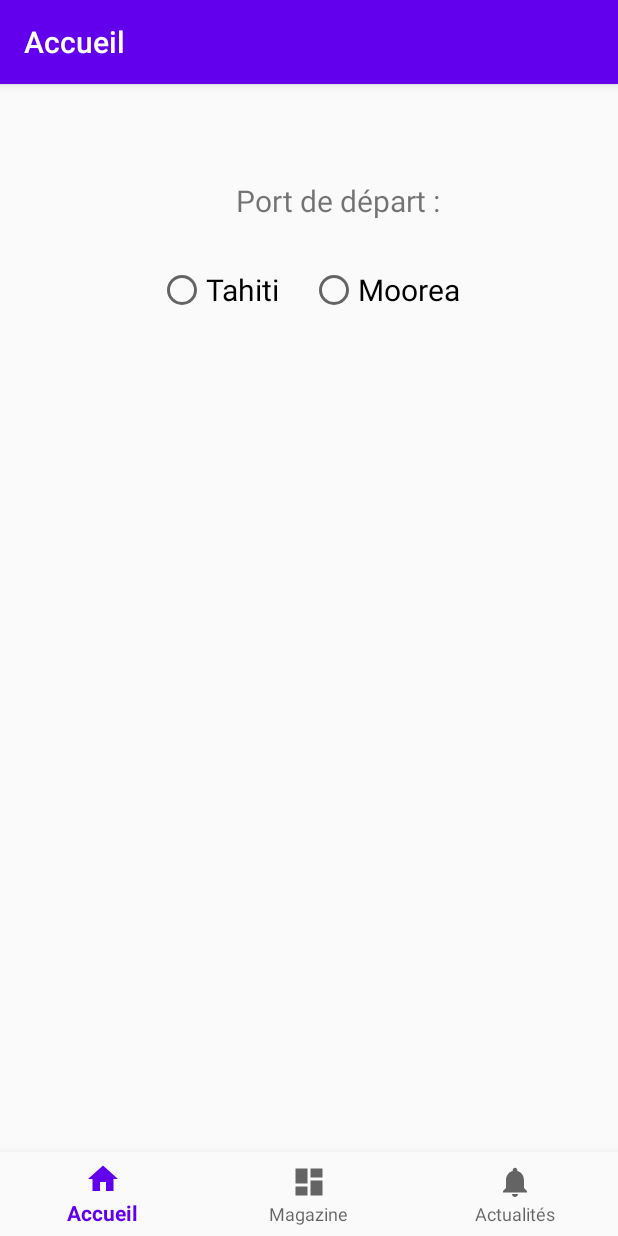
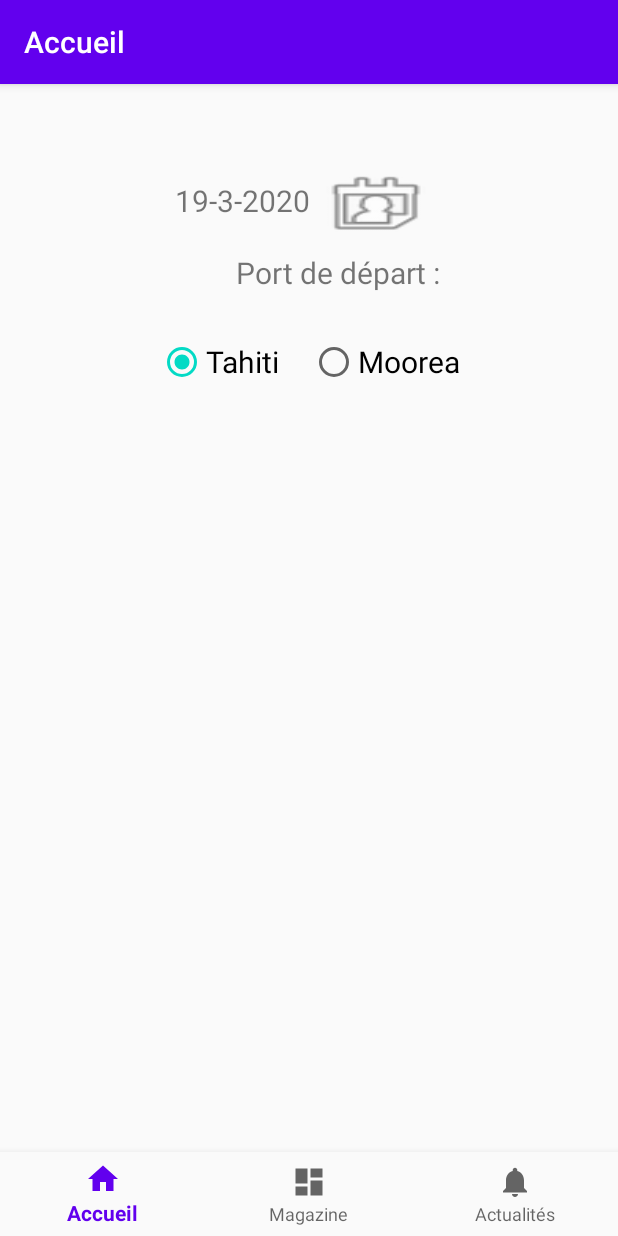
Before and after one commit to Teiki/Aremiti, an Android app: the screen it shows after launch (MainActivity), on a phone screen of 412 x 824 dp. Run offline under Robolectric (Android 15) with nearby library versions, the phone set to English and light mode, and no system bars; our stand-ins replace navigation-ui; libraries missing offline, so code that uses them is left out: com.loopj.android, cz.msebera.android; pictures from the network do not load; 9 statements that could not run were skipped.

Commit message:
Possibility to change date with DatePickerDialog

```diff
--- a/app/src/main/java/fr/teiki/aremiti/ui/home/HomeFragment.java
+++ b/app/src/main/java/fr/teiki/aremiti/ui/home/HomeFragment.java
@@ -1,9 +1,12 @@
 package fr.teiki.aremiti.ui.home;
 
+import android.app.DatePickerDialog;
 import android.os.Bundle;
 import android.view.LayoutInflater;
 import android.view.View;
 import android.view.ViewGroup;
+import android.widget.Button;
+import android.widget.DatePicker;
 import android.widget.ListView;
 import android.widget.RadioGroup;
 import android.widget.TextView;
@@ -24,10 +27,11 @@ import fr.teiki.aremiti.holder.ScheduleOfOneDay;
 import fr.teiki.aremiti.network.APITalker;
 import fr.teiki.aremiti.parser.MyScheduleParser;
 
-public class HomeFragment extends Fragment {
+public class HomeFragment extends Fragment implements View.OnClickListener {
 
 	private HomeViewModel homeViewModel;
 
+	private TextView txt_date;
 	private ListView list_of_path;
 	private RadioGroup radioGroup;
 	private PathListAdapter pathListAdapter;
@@ -36,25 +40,55 @@ public class HomeFragment extends Fragment {
 							 ViewGroup container, Bundle savedInstanceState) {
 		homeViewModel = ViewModelProviders.of(this).get(HomeViewModel.class);
 		View root = inflater.inflate(R.layout.fragment_home, container, false);
-		//final TextView textView = root.findViewById(R.id.text_home);
-//		homeViewModel.getText().observe(getViewLifecycleOwner(), new Observer<String>() {
-//			@Override
-//			public void onChanged(@Nullable String s) {
-//				textView.setText(s);
-//			}
-//		});
 
 		list_of_path = root.findViewById(R.id.list_of_path);
 		radioGroup = root.findViewById(R.id.radio_group);
+		txt_date = root.findViewById(R.id.txt_date);
+		final Button btn_date_picker = root.findViewById(R.id.btn_date);
+		btn_date_picker.setOnClickListener(this);
+
 
 		refreshData();
 		return root;
 	}
 
+	private void displayCalendarDialog(){
+		Calendar c = Calendar.getInstance();
+		c.setTime(homeViewModel.getScheduleOfOneDay().getDate());
+		int mYear = c.get(Calendar.YEAR);
+		int mMonth = c.get(Calendar.MONTH);
+		int mDay = c.get(Calendar.DAY_OF_MONTH);
+
+
+		DatePickerDialog datePickerDialog = new DatePickerDialog(getContext(),
+				new DatePickerDialog.OnDateSetListener() {
+
+					@Override
+					public void onDateSet(DatePicker view, int year,
+										  int monthOfYear, int dayOfMonth) {
+						Calendar c = Calendar.getInstance();
+						c.set(year,monthOfYear,dayOfMonth);
+						refreshData(c.getTime());
+					}
+				}, mYear, mMonth, mDay);
+		datePickerDialog.show();
+	}
+
+	private void refreshText(int dayOfMonth, int monthOfYear, int year){
+		txt_date.setText(dayOfMonth + "-" + (monthOfYear + 1) + "-" + year);
+	}
+
 	private void refreshData(){
-		Date date = new Date();
-		Calendar cal = Calendar.getInstance(TimeZone.getTimeZone("Europe/Paris"));
-		cal.setTime(date);
+		refreshData(new Date());
+	}
+	private void refreshData(Date date){
+		Calendar c = Calendar.getInstance();
+		c.setTime(date);
+		int mYear = c.get(Calendar.YEAR);
+		int mMonth = c.get(Calendar.MONTH);
+		int mDay = c.get(Calendar.DAY_OF_MONTH);
+		refreshText(mDay,mMonth,mYear);
+
 		APITalker.getSchedule(getContext(), date, new MyScheduleParser.MyScheduleParserDelegate() {
 			@Override
 			public void onScheduleParsed(ScheduleOfOneDay scheduleOfOneDay) {
@@ -73,4 +107,10 @@ public class HomeFragment extends Fragment {
 			}
 		});
 	}
+
+	@Override
+	public void onClick(View v) {
+		if (R.id.btn_date == v.getId())
+			displayCalendarDialog();
+	}
 }
--- a/app/src/main/res/layout/fragment_home.xml
+++ b/app/src/main/res/layout/fragment_home.xml
@@ -7,6 +7,27 @@
     android:layout_height="match_parent"
     tools:context=".ui.home.HomeFragment"
     android:orientation="vertical">
+
+    <LinearLayout
+        android:layout_width="wrap_content"
+        android:layout_height="wrap_content"
+        android:layout_gravity="center_horizontal"
+        android:orientation="horizontal">
+
+        <TextView
+            android:id="@+id/txt_date"
+            android:layout_width="wrap_content"
+            android:layout_height="wrap_content"
+            android:textSize="20sp"/>
+
+        <Button
+            android:id="@+id/btn_date"
+            android:layout_width="wrap_content"
+            android:layout_height="wrap_content"
+            android:padding="5dp"
+            android:background="@android:drawable/ic_menu_my_calendar"/>
+
+    </LinearLayout>
 
     <TextView
         android:layout_width="wrap_content"
@@ -34,6 +55,7 @@
             android:text="Tahiti"
             android:textSize="20sp"
             android:layout_weight="50"
+            android:checked="true"
             />
 
         <RadioButton
```
